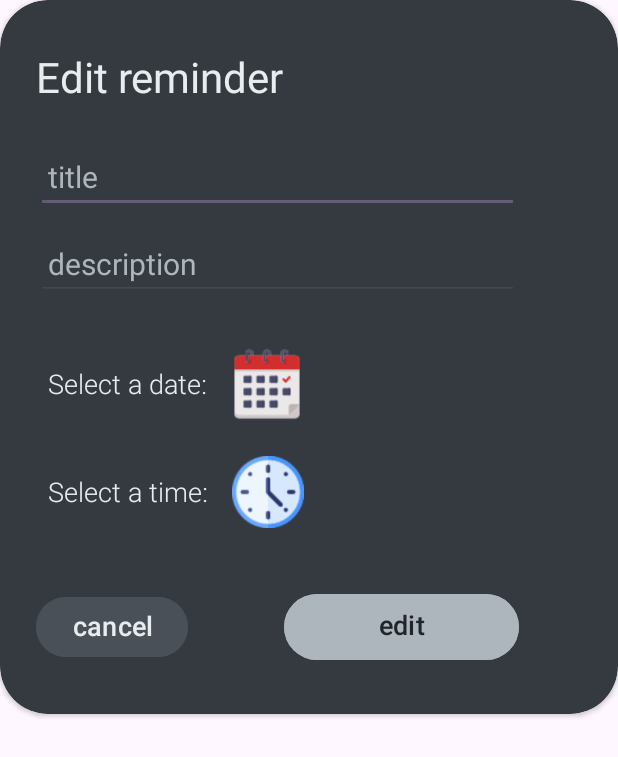
After one commit to ytgrad/reminder, an Android app: the layout edit_reminder_dialog.xml on its own in the app's theme, with its tools: preview values and no code run, on a phone screen of 412 x 824 dp. The commit adds this screen. Shown: the top 757 px of the screen. Run offline under Robolectric (Android 15) with nearby library versions, the phone set to English and light mode, and no system bars.

Commit message:
edit functionality

```diff
--- a/app/src/main/java/com/shiv/reminder/ReminderRepository.kt
+++ b/app/src/main/java/com/shiv/reminder/ReminderRepository.kt
@@ -14,6 +14,10 @@ class ReminderRepository(private val reminderDao: ReminderDao) {
         reminderDao.addReminder(reminder)
     }
 
+    suspend fun updateReminder(reminder: Reminder){
+        reminderDao.updateReminder(reminder)
+    }
+
     suspend fun deleteReminder(reminderId: Int){
         reminderDao.deleteReminder(reminderId)
     }
--- a/app/src/main/java/com/shiv/reminder/SwipeDelete.kt
+++ b/app/src/main/java/com/shiv/reminder/SwipeToDelete.kt
@@ -4,7 +4,7 @@ import androidx.recyclerview.widget.ItemTouchHelper
 import androidx.recyclerview.widget.RecyclerView
 import com.shiv.reminder.adapters.ReminderAdapter
 
-class SwipeDelete(private val adapter: ReminderAdapter): ItemTouchHelper.SimpleCallback(0, ItemTouchHelper.LEFT or ItemTouchHelper.RIGHT) {
+class SwipeToDelete(private val adapter: ReminderAdapter): ItemTouchHelper.SimpleCallback(0, ItemTouchHelper.LEFT or ItemTouchHelper.RIGHT) {
     override fun onMove(recyclerView: RecyclerView, viewHolder: RecyclerView.ViewHolder, target: RecyclerView.ViewHolder): Boolean {
         return true
     }
--- a/app/src/main/java/com/shiv/reminder/db/ReminderDao.kt
+++ b/app/src/main/java/com/shiv/reminder/db/ReminderDao.kt
@@ -5,12 +5,16 @@ import androidx.room.Dao
 import androidx.room.Delete
 import androidx.room.Insert
 import androidx.room.Query
+import androidx.room.Update
 
 @Dao
 interface ReminderDao {
 
     @Insert
     suspend fun addReminder(reminder: Reminder)
+
+    @Update
+    suspend fun updateReminder(reminder: Reminder)
 
     @Query("DELETE FROM reminders_table WHERE id = :reminderId")
     suspend fun deleteReminder(reminderId: Int)
--- a/app/src/main/java/com/shiv/reminder/viewmodels/ReminderViewModel.kt
+++ b/app/src/main/java/com/shiv/reminder/viewmodels/ReminderViewModel.kt
@@ -20,6 +20,12 @@ class ReminderViewModel(private val repository: ReminderRepository): ViewModel()
         }
     }
 
+    fun updateReminder(reminder: Reminder){
+        viewModelScope.launch(Dispatchers.IO){
+            repository.updateReminder(reminder)
+        }
+    }
+
     fun deleteReminder(reminderId: Int){
         viewModelScope.launch(Dispatchers.IO){
             repository.deleteReminder(reminderId)
--- /dev/null
+++ b/app/src/main/res/layout/edit_reminder_dialog.xml
@@ -0,0 +1,155 @@
+<?xml version="1.0" encoding="utf-8"?>
+<androidx.cardview.widget.CardView xmlns:android="http://schemas.android.com/apk/res/android"
+    xmlns:tools="http://schemas.android.com/tools"
+    android:layout_width="match_parent"
+    android:layout_height="wrap_content"
+    xmlns:app="http://schemas.android.com/apk/res-auto"
+    app:cardBackgroundColor="@color/gray"
+    android:elevation="24dp"
+    app:cardCornerRadius="32dp">
+
+    <LinearLayout
+        android:layout_width="370dp"
+        android:layout_height="match_parent"
+        android:paddingVertical="32dp"
+        android:paddingHorizontal="24dp"
+        android:orientation="vertical">
+
+        <TextView
+            android:layout_width="wrap_content"
+            android:layout_height="wrap_content"
+            android:layout_marginBottom="24dp"
+            android:fontFamily="sans-serif"
+            android:textColor="@color/almost_white"
+            android:textSize="28sp"
+            android:text="Edit reminder"
+            tools:ignore="HardcodedText" />
+        <EditText
+            android:id="@+id/et_dialog_title"
+            android:layout_width="match_parent"
+            android:layout_height="wrap_content"
+            android:layout_marginBottom="8dp"
+            android:textColor="@color/almost_white"
+            android:textSize="20sp"
+            android:paddingStart="8dp"
+            android:hint="@string/title"
+            android:maxLength="50"
+            android:textColorHint="@color/even_lighter_gray"/>
+        <EditText
+            android:id="@+id/et_dialog_desc"
+            android:layout_width="match_parent"
+            android:layout_height="50dp"
+            android:textColor="@color/almost_white"
+            android:gravity="bottom"
+            android:textSize="20sp"
+            android:paddingStart="8dp"
+            android:hint="@string/description"
+            android:textColorHint="@color/even_lighter_gray"/>
+        <LinearLayout
+            android:layout_width="match_parent"
+            android:layout_height="48dp"
+            android:layout_marginTop="32dp"
+            android:gravity="center_vertical"
+            android:orientation="horizontal">
+            <TextView
+                android:layout_width="wrap_content"
+                android:layout_height="match_parent"
+                android:gravity="center_vertical"
+                android:layout_marginEnd="8dp"
+                android:fontFamily="sans-serif-light"
+                android:padding="8dp"
+                android:textSize="18sp"
+                android:textColor="@color/almost_white"
+                android:text="@string/select_a_date"/>
+            <ImageButton
+                android:id="@+id/ib_dialog_calendar"
+                android:layout_width="48dp"
+                android:layout_height="48dp"
+                android:padding="0dp"
+                android:layout_marginEnd="16dp"
+                android:scaleType="fitCenter"
+                android:backgroundTint="@color/gray"
+                android:src="@drawable/calendar"/>
+            <TextView
+                android:id="@+id/tv_dialog_date"
+                android:layout_width="wrap_content"
+                android:layout_height="match_parent"
+                android:layout_gravity="center"
+                android:gravity="center"
+                android:fontFamily="sans-serif-light"
+                android:paddingHorizontal="16dp"
+                android:paddingBottom="10dp"
+                android:paddingTop="8dp"
+                android:textSize="14sp"
+                android:textColor="@color/white" />
+        </LinearLayout>
+        <LinearLayout
+            android:layout_width="match_parent"
+            android:layout_height="48dp"
+            android:layout_marginTop="24dp"
+            android:orientation="horizontal">
+            <TextView
+                android:layout_width="wrap_content"
+                android:layout_height="match_parent"
+                android:gravity="center_vertical"
+                android:layout_marginEnd="8dp"
+                android:fontFamily="sans-serif-light"
+                android:padding="8dp"
+                android:textSize="18sp"
+                android:textColor="@color/almost_white"
+                android:text="@string/select_a_time"/>
+            <ImageButton
+                android:id="@+id/ib_dialog_clock"
+                android:layout_width="48dp"
+                android:layout_height="48dp"
+                android:padding="0dp"
+                android:layout_marginEnd="20dp"
+                android:scaleType="fitCenter"
+                android:backgroundTint="@color/gray"
+                android:src="@drawable/clock"/>
+            <TextView
+                android:id="@+id/tv_dialog_time"
+                android:layout_width="wrap_content"
+                android:layout_height="match_parent"
+                android:gravity="center"
+                android:layout_marginEnd="8dp"
+                android:fontFamily="sans-serif-light"
+                android:paddingHorizontal="16dp"
+                android:paddingBottom="12dp"
+                android:paddingTop="10dp"
+                android:textSize="14sp"
+                android:textColor="@color/almost_white" />
+        </LinearLayout>
+        <LinearLayout
+            android:layout_width="match_parent"
+            android:layout_height="wrap_content"
+            android:orientation="horizontal"
+            android:layout_marginTop="40dp">
+            <com.google.android.material.button.MaterialButton
+                android:id="@+id/btn_dialog_cancel"
+                android:layout_width="wrap_content"
+                android:layout_height="48dp"
+                android:backgroundTint="@color/light_gray"
+                android:layout_gravity="center_vertical"
+                android:paddingHorizontal="24dp"
+                android:paddingTop="6dp"
+                android:paddingBottom="8dp"
+                android:textSize="18sp"
+                android:textColor="@color/almost_white"
+                android:text="@string/cancel"/>
+            <com.google.android.material.button.MaterialButton
+                android:id="@+id/btn_dialog_set_reminder"
+                android:layout_width="wrap_content"
+                android:layout_height="52dp"
+                android:backgroundTint="@color/even_lighter_gray"
+                android:layout_marginStart="64dp"
+                android:paddingHorizontal="24dp"
+                android:paddingTop="8dp"
+                android:paddingBottom="10dp"
+                android:text="@string/edit_reminder"
+                android:textSize="18sp"
+                android:textColor="@color/almost_black" />
+        </LinearLayout>
+    </LinearLayout>
+
+</androidx.cardview.widget.CardView>
--- a/app/src/main/res/values/strings.xml
+++ b/app/src/main/res/values/strings.xml
@@ -7,4 +7,5 @@
     <string name="select_a_time">Select a time:</string>
     <string name="cancel">cancel</string>
     <string name="set_reminder">set reminder</string>
+    <string name="edit_reminder">edit reminder</string>
 </resources>
```
Also changed, not shown: app/src/main/java/com/shiv/reminder/MainActivity.kt (+98 -3 lines), app/src/main/java/com/shiv/reminder/adapters/ReminderAdapter.kt (+12 -1 lines).
